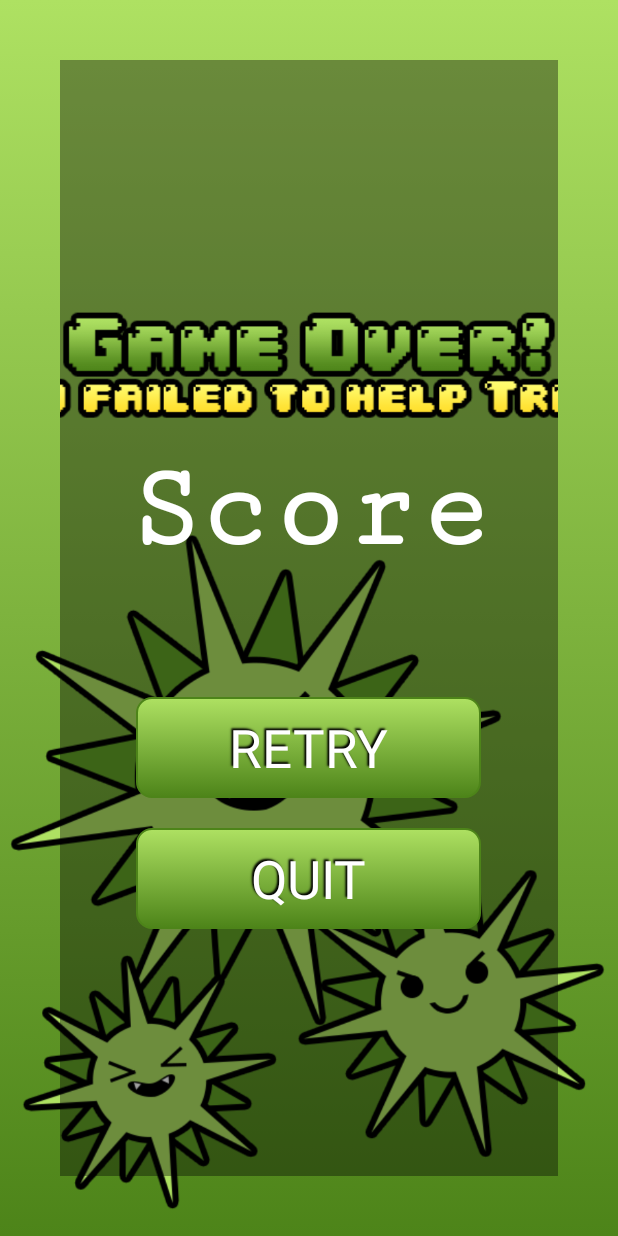
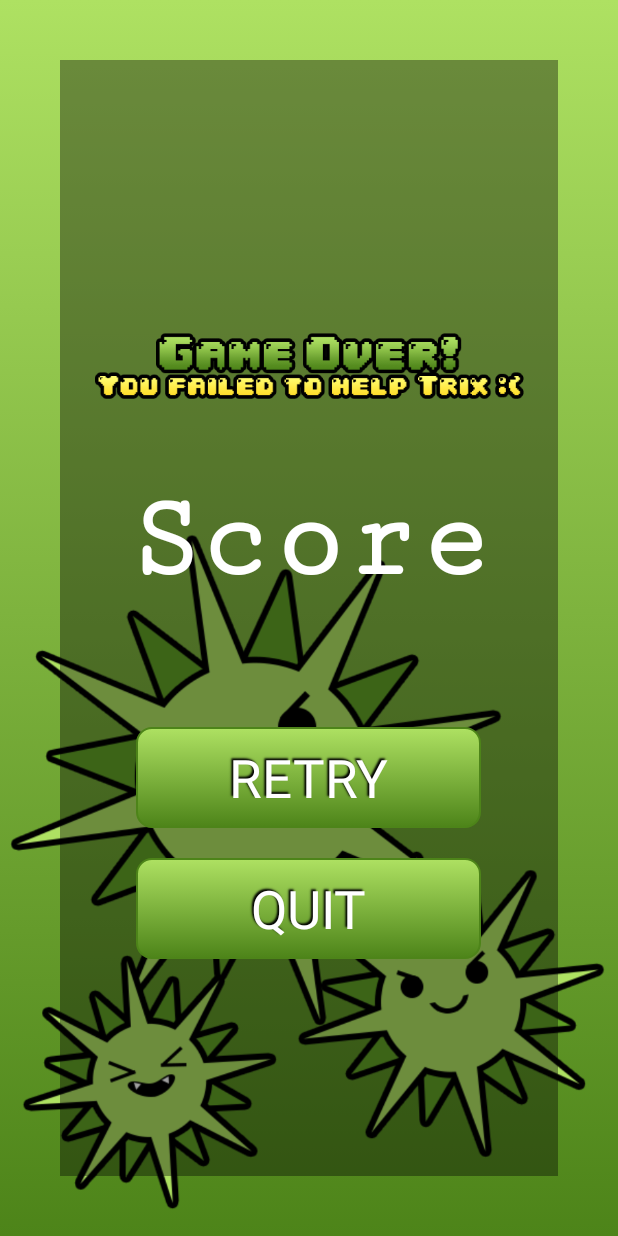
Before and after one commit to thegavyn/MOBAPDE_RESISTANCETD, an Android app: the GameOverActivity screen opened directly, with no data from a screen before it, on a phone screen of 412 x 824 dp. Run offline under Robolectric (Android 15) with nearby library versions, the phone set to English and light mode, and no system bars.

```diff
--- a/app/src/main/java/edu/dlsu/mobapde/resistancetd/MainActivity.java
+++ b/app/src/main/java/edu/dlsu/mobapde/resistancetd/MainActivity.java
@@ -58,7 +58,7 @@ public class MainActivity extends Activity {
     @Override
 	protected void onStop() {
     	super.onStop();
-    	bmm.stopMusic();
+    	bmm.pauseMusic();
 	}
 
     private void initAttributes () {
--- a/app/src/main/java/edu/dlsu/mobapde/resistancetd/SinglePlayerGamePanel.java
+++ b/app/src/main/java/edu/dlsu/mobapde/resistancetd/SinglePlayerGamePanel.java
@@ -474,13 +474,13 @@ public class SinglePlayerGamePanel extends GamePanel {
         }
 
         if (trixHP <= 0) {
+            bmm.stopMusic();
             gameThread.setRunning(false);
             Intent intent = new Intent(getContext(), GameOverActivity.class);
             intent.putExtra("score", score);
             intent.putExtra("waves", stageLevel);
             getContext().startActivity(intent);
             ((Activity)getContext()).finish();
-            bmm.stopMusic();
         }
 
 	}
--- a/app/src/main/res/layout/activity_game_over.xml
+++ b/app/src/main/res/layout/activity_game_over.xml
@@ -8,7 +8,7 @@
     android:orientation="vertical">
 
     <ImageView
-        android:layout_width="450sp"
+        android:layout_width="match_parent"
         android:layout_height="wrap_content"
         android:layout_alignParentBottom="true"
         android:layout_alignParentEnd="true"
@@ -24,7 +24,8 @@
         android:gravity="center">
 
     <ImageView
-        android:layout_width="470sp"
+        android:padding="20sp"
+        android:layout_width="match_parent"
         android:layout_height="wrap_content"
         android:src="@drawable/game_over"
         android:scaleType="fitCenter"/>
--- a/app/src/main/res/layout/activity_help.xml
+++ b/app/src/main/res/layout/activity_help.xml
@@ -62,7 +62,7 @@
             android:layout_width="match_parent"
             android:layout_height="wrap_content"
             android:textAlignment="center"
-            android:text="Tapping dark red boxes spawn white blood cells. White blood cells can be tapped again for an upgrade, which will increase their capabilities."
+            android:text="Tapping dark red slots spawn white blood cells. White blood cells can be tapped again for an upgrade, which will increase their capabilities."
             android:textSize="20sp"
             android:textColor="@color/white"
             android:layout_marginBottom="20sp"/>
```
Also changed, not shown: app/src/main/java/edu/dlsu/mobapde/resistancetd/GameOverActivity.java (+6 -4 lines), app/src/main/java/edu/dlsu/mobapde/resistancetd/ScoresActivity.java (+9 -8 lines), app/src/main/res/drawable/help1.png, app/src/main/res/drawable/help2.png, app/src/main/res/drawable/help3.png.
